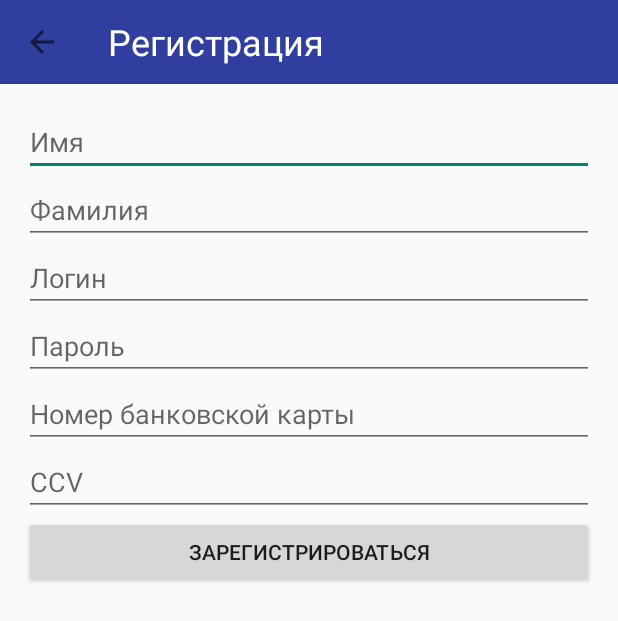
After one commit to batuevAA/ps_store, an Android app: the RegistrationActivity screen opened directly, with no data from a screen before it, on a phone screen of 412 x 824 dp. The commit adds this screen. Shown: the top 621 px of the screen. Run offline under Robolectric (Android 15) with nearby library versions, the phone set to English and light mode, and no system bars.

Commit message:
Экран регистрации

```diff
--- a/app/build.gradle
+++ b/app/build.gradle
@@ -5,7 +5,7 @@ android {
     buildToolsVersion "28.0.3"
     defaultConfig {
         applicationId "ps_store.batuev.com.ps_store"
-        minSdkVersion 19
+        minSdkVersion 21
         targetSdkVersion 26
         versionCode 1
         versionName "1.0"
--- a/app/src/main/AndroidManifest.xml
+++ b/app/src/main/AndroidManifest.xml
@@ -16,6 +16,8 @@
                 <category android:name="android.intent.category.LAUNCHER"/>
             </intent-filter>
         </activity>
+        <activity android:name=".RegistrationActivity">
+        </activity>
     </application>
 
 </manifest>
--- a/app/src/main/java/ps_store/batuev/com/ps_store/MainActivity.java
+++ b/app/src/main/java/ps_store/batuev/com/ps_store/MainActivity.java
@@ -1,7 +1,9 @@
 package ps_store.batuev.com.ps_store;
 
 import android.app.Activity;
+import android.content.Intent;
 import android.os.Bundle;
+import android.view.View;
 
 
 
@@ -14,4 +16,10 @@ public class MainActivity extends Activity {
         super.onCreate(savedInstanceState);
         setContentView(R.layout.activity_main);
     }
+
+
+    public void registration(View view) {
+        Intent intent = new Intent(this, RegistrationActivity.class);
+        startActivity(intent);
+    }
 }
--- /dev/null
+++ b/app/src/main/java/ps_store/batuev/com/ps_store/RegistrationActivity.java
@@ -0,0 +1,39 @@
+package ps_store.batuev.com.ps_store;
+
+import android.app.Activity;
+import android.content.Intent;
+import android.os.Bundle;
+import android.view.View;
+import android.widget.Toolbar;
+
+
+
+
+
+public class RegistrationActivity extends Activity {
+
+    @Override
+    protected void onCreate(Bundle savedInstanceState) {
+        super.onCreate(savedInstanceState);
+        setContentView(R.layout.activity_registration);
+
+        Toolbar toolbar = findViewById(R.id.toolbar);
+        setActionBar(toolbar);
+
+        getActionBar().setDisplayHomeAsUpEnabled(true);
+        getActionBar().setDisplayShowHomeEnabled(true);
+        toolbar.setNavigationOnClickListener(new View.OnClickListener() {
+            @Override
+            public void onClick(View v) {
+                startActivity(new Intent(getApplicationContext(),MainActivity.class));
+                finish();
+            }
+        });
+
+    }
+
+    @Override
+    public void onBackPressed() {
+        finish();
+    }
+}
--- a/app/src/main/java/ps_store/batuev/com/ps_store/ServerApi.java
+++ b/app/src/main/java/ps_store/batuev/com/ps_store/ServerApi.java
@@ -1,6 +1,7 @@
 package ps_store.batuev.com.ps_store;
 public class ServerApi {
-    private static final String SERVVER_URL = "";
+    private static final String SERVER_URL = "";
+
 
     /**
      * Авторизация
@@ -21,13 +22,15 @@ public class ServerApi {
     /**
      * Получить список игр
      * */
-    public static void getGameList() {}
+    public static void getGameList() {
+    }
 
 
 
     /**
      * Покупка игры
      * */
-    public static void buy(User user, Game game) {}
+    public static void buy(User user, Game game) {
+    }
 
 }
--- a/app/src/main/res/layout/activity_main.xml
+++ b/app/src/main/res/layout/activity_main.xml
@@ -61,7 +61,8 @@
         <Button
                 android:layout_width="match_parent"
                 android:layout_height="match_parent"
-                android:text="регистрация"/>
+                android:text="регистрация"
+                android:onClick="registration"/>
 
 
     </LinearLayout>
--- /dev/null
+++ b/app/src/main/res/layout/activity_registration.xml
@@ -0,0 +1,96 @@
+<?xml version="1.0" encoding="utf-8"?>
+<LinearLayout
+        xmlns:android="http://schemas.android.com/apk/res/android"
+        xmlns:tools="http://schemas.android.com/tools"
+        xmlns:app="http://schemas.android.com/apk/res-auto"
+        android:layout_width="match_parent"
+        android:layout_height="match_parent"
+        tools:context=".RegistrationActivity" android:orientation="vertical">
+
+    <Toolbar
+            android:id="@+id/toolbar"
+            android:layout_width="match_parent"
+            android:layout_height="wrap_content"
+            android:background="@color/colorPrimaryDark"
+            android:navigationIcon="?android:attr/homeAsUpIndicator">
+
+        <TextView
+                android:layout_width="match_parent"
+                android:layout_height="match_parent"
+                android:text="Регистрация"
+                android:textSize="24dp"
+                android:textColor="#ffffff"
+        />
+    </Toolbar>
+
+    <ScrollView
+            android:layout_width="match_parent"
+            android:layout_height="wrap_content">
+        <LinearLayout
+                android:layout_width="match_parent"
+                android:layout_height="wrap_content"
+                android:orientation="vertical"
+                android:padding="16dp">
+
+
+            <EditText
+                    android:id="@+id/first_name"
+                    android:layout_width="match_parent"
+                    android:layout_height="match_parent"
+                    android:hint="Имя"
+                    android:inputType="text"
+            />
+
+
+            <EditText
+                    android:id="@+id/last_name"
+                    android:layout_width="match_parent"
+                    android:layout_height="match_parent"
+                    android:hint="Фамилия"
+                    android:inputType="text"
+            />
+
+            <EditText
+                    android:id="@+id/login"
+                    android:layout_width="match_parent"
+                    android:layout_height="match_parent"
+                    android:hint="Логин"
+                    android:inputType="text"
+            />
+
+            <EditText
+                    android:id="@+id/password"
+                    android:layout_width="match_parent"
+                    android:layout_height="match_parent"
+                    android:hint="Пароль"
+                    android:inputType="text"
+            />
+
+            <EditText
+                    android:id="@+id/card_number"
+                    android:layout_width="match_parent"
+                    android:layout_height="match_parent"
+                    android:hint="Номер банковской карты"
+                    android:inputType="number"
+                    android:maxLength="16"
+            />
+
+            <EditText
+                    android:id="@+id/ccv"
+                    android:layout_width="match_parent"
+                    android:layout_height="match_parent"
+                    android:hint="CCV"
+                    android:inputType="number"
+                    android:maxLength="3"
+            />
+
+            <Button
+                    android:layout_width="match_parent"
+                    android:layout_height="match_parent"
+                    android:text="зарегистрироваться"
+            />
+        </LinearLayout>
+
+    </ScrollView>
+
+</LinearLayout>
```
